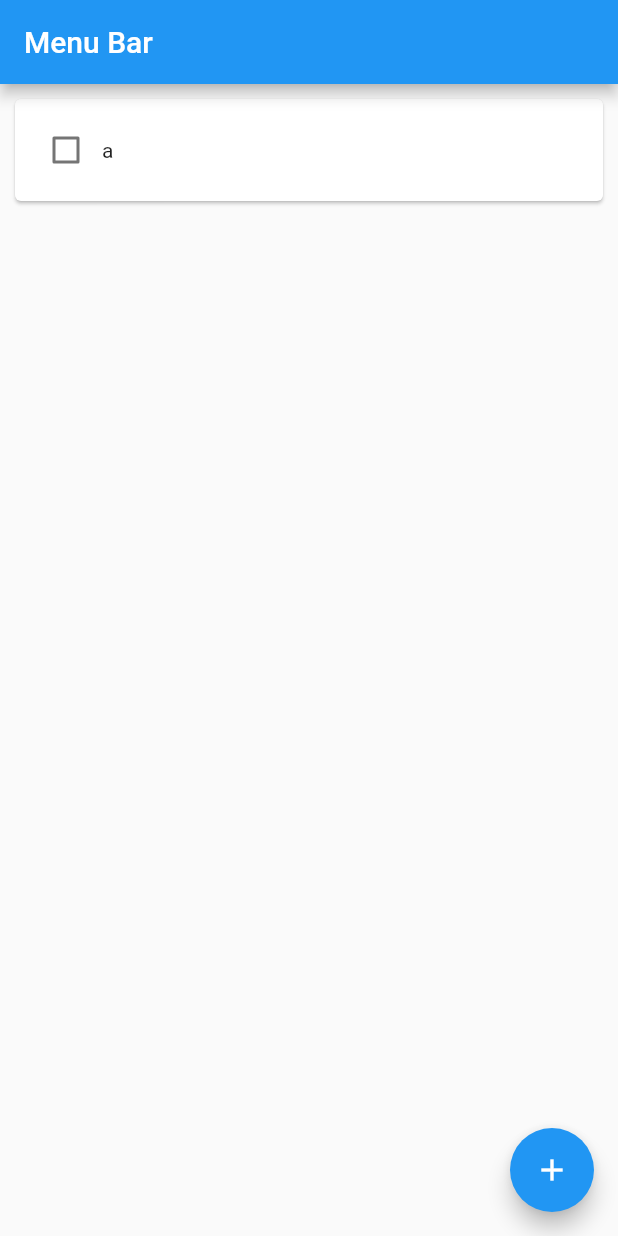
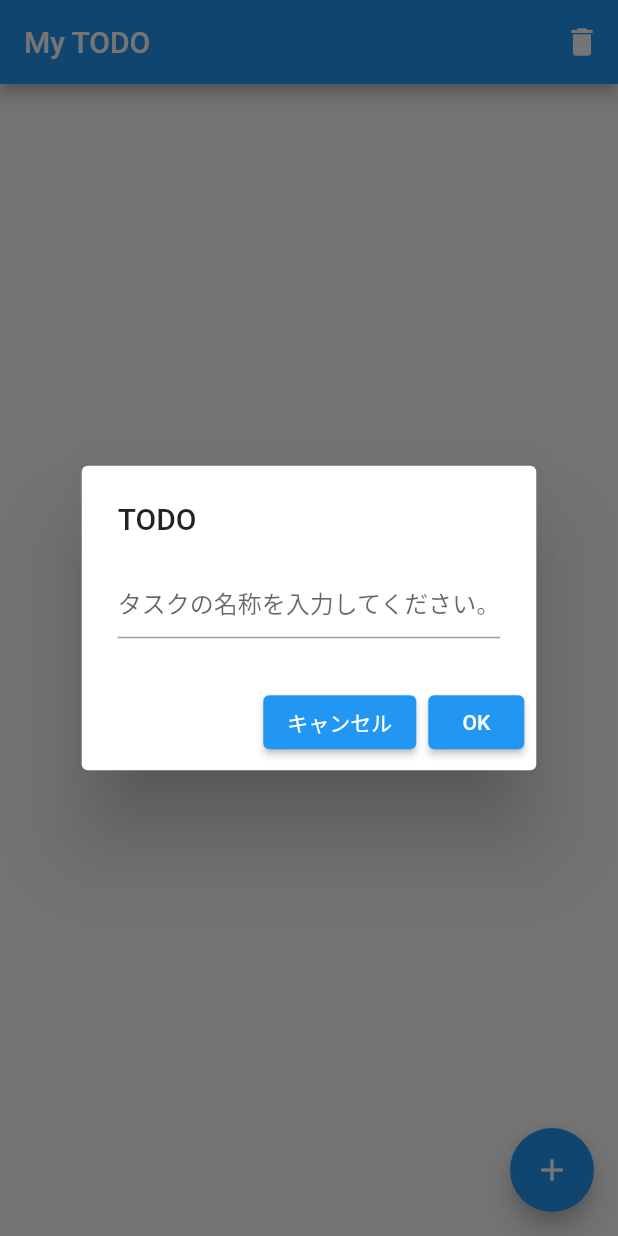
Before and after one commit to GordonShinozaki/todo-flutter, a Flutter app: the screen it shows after launch, after a tap on the "add" icon, on a phone screen of 412 x 824 dp. Run offline on Flutter 3.47's test engine with Material 2 defaults, Android fonts, the phone set to English and light mode, and no system bars; our stand-ins replace shared_preferences.

Commit message:
feat: add json handling + input for todo

```diff
--- a/lib/main.dart
+++ b/lib/main.dart
@@ -1,90 +1,180 @@
+import 'dart:convert';
 import 'package:flutter/material.dart';
+import 'package:shared_preferences/shared_preferences.dart';
 
 ///////////////////////////////
-// ① Main：Flutterアプリもmain()からコードが実行されます。
-// `void main() => runApp(MyApp());` でも意味は同じです。
-void main() {
-  return runApp(MyApp());
-}
+void main() => runApp(MyApp());
 
 ///////////////////////////////
-// ② アプリの基盤：アプリのテーマやスタイルを設定する。その上のページを追加していく。
 class MyApp extends StatelessWidget {
   @override
   Widget build(BuildContext context) {
-    // MaterialAppという形式のアプリを作成
-    return MaterialApp(
-      theme: ThemeData(), // アプリのテーマカラーなど詳細を入力
-      home: MyHomePage(), // メインページを作成
-    );
+    return MaterialApp(theme: ThemeData(), home: MyHomePage());
   }
 }
 
 ///////////////////////////////
-// ⑦ MyHomePage本体
 class MyHomePage extends StatefulWidget {
-
-  // ⑦-1: TodoCardWidgetを一時的に保存する配列を作成
-  List<Widget> cards = [];
-
   MyHomePage({Key? key}) : super(key: key);
 
   @override
   _MyHomePageState createState() => _MyHomePageState();
 }
 
-// ⑧ MyHomePageの状態
 class _MyHomePageState extends State<MyHomePage> {
+  @override
+  void initState() {
+    super.initState();
+  }
 
+  /// ---- ① 非同期にカードリストを生成する関数 ----
+  Future<List<dynamic>> getCards() async {
+    var prefs = await SharedPreferences.getInstance();
+    List<Widget> cards = [];
+    var todo = prefs.getStringList("todo") ?? [];
+    for (var jsonStr in todo) {
+      // JSON形式の文字列から辞書形式のオブジェクトに変換し、各要素を取り出し
+      var mapObj = jsonDecode(jsonStr);
+      var title = mapObj['title'];
+      var state = mapObj['state'];
+      cards.add(TodoCardWidget(label: title, state: state));
+    }
+    return cards;
+  }
 
+  /// ------------------------------------
   @override
   Widget build(BuildContext context) {
     return Scaffold(
       appBar: AppBar(
-        title: Text("Menu Bar"),
+        title: const Text("My TODO"),
+        actions: [
+          IconButton(
+              onPressed: () {
+                SharedPreferences.getInstance().then((prefs) async {
+                  await prefs.setStringList("todo", []);
+                  setState(() {});
+                });
+              },
+              icon: const Icon(Icons.delete))
+        ],
       ),
       body: Center(
-        // ⑧-3: ListViewのchildrenをwidget.cardsに変更
-        child:  ListView.builder(
-          itemCount: widget.cards.length,
-          itemBuilder: (BuildContext context, int index) {
-            return widget.cards[index];
+        /// ---- ② 非同期にカードリストを更新するには、FutureBuilder を使います----
+        child: FutureBuilder<List>(
+          future: getCards(), // <--- getCards()メソッドの実行状態をモニタリングする
+          builder: (BuildContext context, AsyncSnapshot<List> snapshot) {
+            switch (snapshot.connectionState) {
+              case ConnectionState.none:
+                return const Text('Waiting to start');
+              case ConnectionState.waiting:
+                return const Text('Loading...');
+              default:
+                // getCards()メソッドの処理が完了すると、ここが呼ばれる。
+                if (snapshot.hasError) {
+                  return Text('Error: ${snapshot.error}');
+                } else {
+                  return ListView.builder(
+                      // リストの中身は、snapshot.dataの中に保存されているので、
+                      // 取り出して活用する
+                      itemCount: snapshot.data!.length,
+                      itemBuilder: (BuildContext context, int index) {
+                        return snapshot.data![index];
+                      });
+                }
+            }
           },
         ),
+
+        /// ------------------------------------
       ),
-      // ⑧-1: 画面右下にボタンを追加
       floatingActionButton: FloatingActionButton(
-        onPressed: () {
-          // Add your onPressed code here!
-          setState(() {
-            // ⑧-2: ボタンが押された時に、TodoCardWidgetをcardsに追加
-            widget.cards.add(TodoCardWidget(label: "a"));
-          });
+        onPressed: () async {
+          var label = await _showTextInputDialog(context);
+
+          if (label != null) {
+            SharedPreferences prefs = await SharedPreferences.getInstance();
+            var todo = prefs.getStringList("todo") ?? [];
+
+            // 辞書型オブジェクトを生成し、JSON形式の文字列に変換して保存
+            var mapObj = {"title": label, "state": false};
+            var jsonStr = jsonEncode(mapObj);
+            todo.add(jsonStr);
+            await prefs.setStringList("todo", todo);
+
+            setState(() {});
+          }
         },
         child: const Icon(Icons.add),
       ),
     );
   }
+
+  final _textFieldController = TextEditingController();
+
+  Future<String?> _showTextInputDialog(BuildContext context) async {
+    return showDialog(
+        context: context,
+        builder: (context) {
+          return AlertDialog(
+            title: const Text('TODO'),
+            content: TextField(
+              controller: _textFieldController,
+              decoration: const InputDecoration(hintText: "タスクの名称を入力してください。"),
+            ),
+            actions: <Widget>[
+              ElevatedButton(
+                child: const Text("キャンセル"),
+                onPressed: () => Navigator.pop(context),
+              ),
+              ElevatedButton(
+                child: const Text('OK'),
+                onPressed: () =>
+                    Navigator.pop(context, _textFieldController.text),
+              ),
+            ],
+          );
+        });
+  }
 }
 
 ////////////////////
-/// ⑤ StatefulWidget本体
 class TodoCardWidget extends StatefulWidget {
   final String label;
+  // 真偽値（Boolen）型のstateを外部からアクセスできるように修正
   var state = false;
 
-  TodoCardWidget({Key? key, required this.label}) : super(key: key);
+  TodoCardWidget({
+    Key? key,
+    required this.label,
+    required this.state,
+  }) : super(key: key);
 
   @override
   _TodoCardWidgetState createState() => _TodoCardWidgetState();
 }
 
-/// ⑤ TodoCardWidgetの状態
 class _TodoCardWidgetState extends State<TodoCardWidget> {
-  void _changeState(value) {
+  void _changeState(value) async {
     setState(() {
       widget.state = value ?? false;
     });
+
+    // --- ③ ボタンが押されたタイミング状態を更新し保存する ---
+    SharedPreferences prefs = await SharedPreferences.getInstance();
+    var todo = prefs.getStringList("todo") ?? [];
+
+    for (int i = 0; i < todo.length; i++) {
+      var mapObj = jsonDecode(todo[i]);
+      if (mapObj["title"] == widget.label) {
+        mapObj["state"] = widget.state;
+        todo[i] = jsonEncode(mapObj);
+      }
+    }
+
+    prefs.setStringList("todo", todo);
+
+    /// ------------------------------------
   }
 
   @override
--- a/pubspec.yaml
+++ b/pubspec.yaml
@@ -27,6 +27,7 @@ environment:
 # the latest version available on pub.dev. To see which dependencies have newer
 # versions available, run `flutter pub outdated`.
 dependencies:
+  shared_preferences: ^2.0.11
   flutter:
     sdk: flutter
 
```
Also changed, not shown: pubspec.lock, 6 other files.
